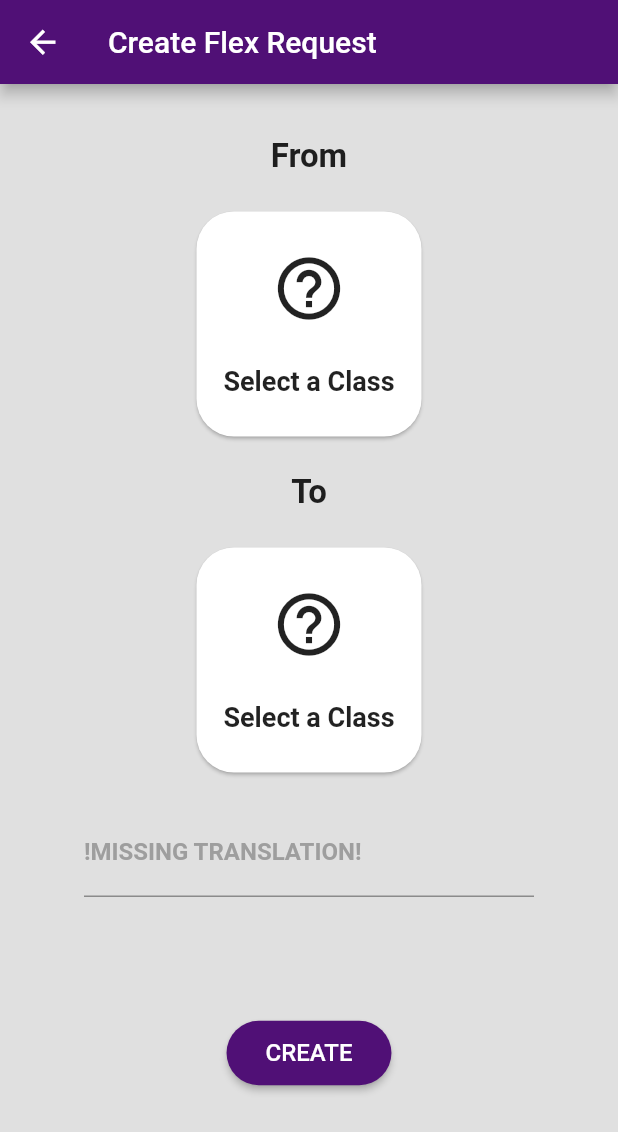
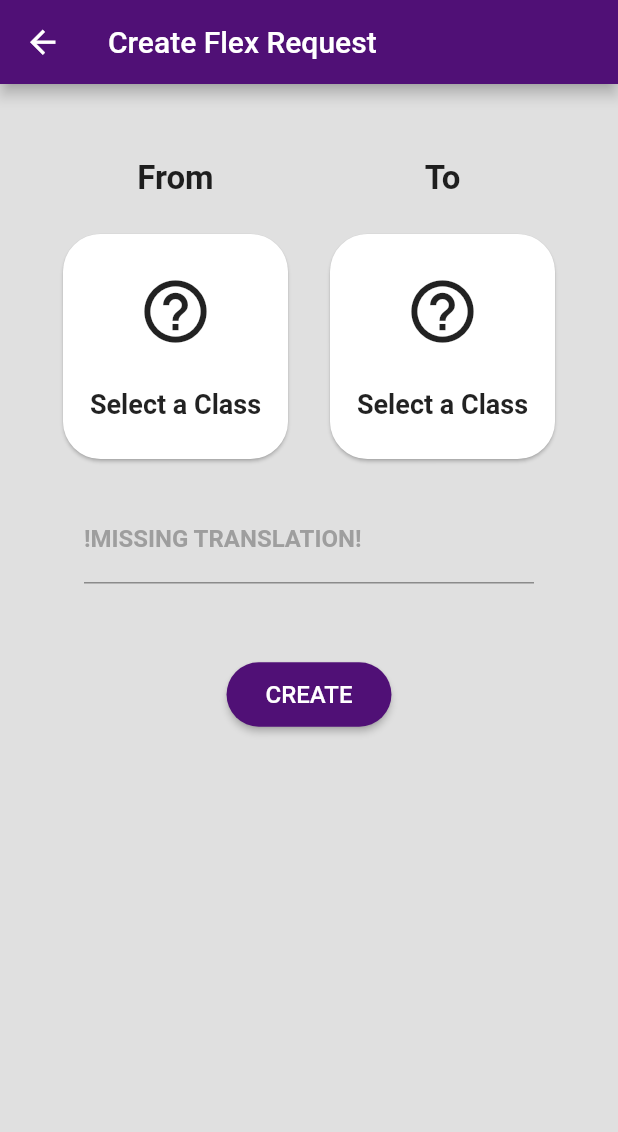
Before and after one commit to Minenash/Battlefield_FlexZone, a Flutter app: the STU_CreateRequest screen opened by its route, on a phone screen of 412 x 824 dp. Shown: the top 1132 px of the screen. Run offline on Flutter 3.47's test engine with Material 2 defaults, Android fonts, the phone set to English and light mode, and no system bars; our stand-ins replace flutter_secure_storage, flutter_svg; missing offline and left inert: mailer; accounts and stored records are empty; Roboto replaces fonts that are missing (Montserrat).

Commit message:
Fixed Create Request causeing shorter phones to error.

```diff
--- a/lib/screens/Student/CreateRequest.dart
+++ b/lib/screens/Student/CreateRequest.dart
@@ -36,8 +36,6 @@ class STU_CreateRequestState extends State<STU_CreateRequest> {
 
   @override
   Widget build(BuildContext context) {
-
-    if (MediaQuery.of(context).viewInsets.bottom > 0)
     return Scaffold(
       key: _scaffoldKey,
         resizeToAvoidBottomPadding: false,
@@ -51,10 +49,18 @@ class STU_CreateRequestState extends State<STU_CreateRequest> {
           backgroundColor: FlexColors.BF_PURPLE,
         ),
         backgroundColor: Colors.grey[300],
-          body:Column(
-            crossAxisAlignment: CrossAxisAlignment.center,
+        body: Column(
           children: <Widget>[
-              Container(padding: EdgeInsets.only(top: 80)),
+            SizedBox(height: 50),
+            Row(
+              mainAxisAlignment: MainAxisAlignment.center,
+              children: <Widget>[
+                from(),
+                SizedBox(width: 20),
+                to(),
+              ],
+            ),
+            SizedBox(height: 20),
             Container (
                 width: 300,
                 child: TextField(
@@ -69,7 +75,7 @@ class STU_CreateRequestState extends State<STU_CreateRequest> {
                           borderSide: BorderSide(color: FlexColors.BF_PURPLE))),
                 )
             ),
-              SizedBox(height: 80),
+            SizedBox(height: 50),
             RaisedButton(
                 textColor: Colors.white,
                 color: FlexColors.BF_PURPLE,
@@ -77,32 +83,36 @@ class STU_CreateRequestState extends State<STU_CreateRequest> {
                 child: Text("CREATE", style: TextStyle(
                     fontSize: 16
                 )),
-                  onPressed: () {},
+                onPressed: () => create(),
                 shape: new RoundedRectangleBorder(
                     borderRadius: new BorderRadius.circular(30.0))),
           ],
         )
     );
+  }
 
-    return Scaffold(
-      key: _scaffoldKey,
-        resizeToAvoidBottomPadding: false,
-        appBar: AppBar(
-          leading: MaterialButton(
-              child: FlexIcons.BACK_ARROW,
-              onPressed: () {
+  void create() {
+
+    if (fromClass == null)
+      showError("Pick a class to flex out of.");
+    else if (toClass == null)
+      showError("Pick a class to flex into.");
+    else if (fromClass.id == toClass.id)
+      showError("You can't flex in and out of the same class!");
+    else {
+      Database.create_request(fromClass, toClass, reasonController.text);
+
+      STU_CurrentRequestState.scaffoldKey.currentState.showSnackBar(new SnackBar(
+        content: new Text("Request Created"),
+      ));
       Navigator.of(context).pop();
-              }),
-          title: Text("Create Flex Request"),
-          backgroundColor: FlexColors.BF_PURPLE,
-        ),
-        backgroundColor: Colors.grey[300],
-        body: Column(
-          crossAxisAlignment: CrossAxisAlignment.center,
+    }
+  }
+
+  Widget from() {
+    return Column(
+      mainAxisAlignment: MainAxisAlignment.center,
       children: <Widget>[
-            Container(
-              padding: EdgeInsets.only(top: 35),
-            ),
         Text("From", style: TextStyle(
             fontWeight: FontWeight.bold,
             fontSize: 22
@@ -137,7 +147,14 @@ class STU_CreateRequestState extends State<STU_CreateRequest> {
                 builder: (c) => STU_ChooseClass(this, false)));
           },
         ),
-            SizedBox(height: 20),
+      ],
+    );
+  }
+
+  Widget to() {
+    return Column(
+      mainAxisAlignment: MainAxisAlignment.center,
+      children: <Widget>[
         Text("To", style: TextStyle(
             fontWeight: FontWeight.bold,
             fontSize: 22
@@ -154,7 +171,8 @@ class STU_CreateRequestState extends State<STU_CreateRequest> {
                 mainAxisAlignment: MainAxisAlignment.spaceEvenly,
                 crossAxisAlignment: CrossAxisAlignment.center,
                 children: <Widget>[
-                      Icon(toClass == null ? Icons.help_outline : Icons.class_,
+                  Icon(
+                      toClass == null ? Icons.help_outline : Icons.class_,
                       size: 50),
                   Text(toClass == null ? "Select a Class" : toClass
                       .class_name + "\n(P" + toClass.period.toString() + ")", style: TextStyle(
@@ -163,6 +181,7 @@ class STU_CreateRequestState extends State<STU_CreateRequest> {
                   ), textAlign: TextAlign.center)
                 ],
               ),
+
             ),
           ),
           onTap: () {
@@ -170,54 +189,11 @@ class STU_CreateRequestState extends State<STU_CreateRequest> {
                 builder: (c) => STU_ChooseClass(this, true)));
           },
         ),
-            SizedBox(height: 20),
-            Container (
-              width: 300,
-                child: TextField(
-              controller: reasonController,
-              decoration: InputDecoration(
-                  labelText: Lang.trans('reason_field'),
-                  labelStyle: TextStyle(
-                      fontFamily: 'Montserrat',
-                      fontWeight: FontWeight.bold,
-                      color: Colors.grey),
-                  focusedBorder: UnderlineInputBorder(
-                      borderSide: BorderSide(color: FlexColors.BF_PURPLE))),
-            )
-            ),
-            SizedBox(height: 80),
-            RaisedButton(
-                textColor: Colors.white,
-                color: FlexColors.BF_PURPLE,
-                padding: EdgeInsets.symmetric(vertical: 12, horizontal: 26),
-                child: Text("CREATE", style: TextStyle(
-                    fontSize: 16
-                )),
-                onPressed: () => create(),
-                shape: new RoundedRectangleBorder(
-                    borderRadius: new BorderRadius.circular(30.0))),
       ],
-        )
     );
   }
 
-  void create() {
 
-    if (fromClass == null)
-      showError("Pick a class to flex out of.");
-    else if (toClass == null)
-      showError("Pick a class to flex into.");
-    else if (fromClass.id == toClass.id)
-      showError("You can't flex in and out of the same class!");
-    else {
-      Database.create_request(fromClass, toClass, reasonController.text);
-
-      STU_CurrentRequestState.scaffoldKey.currentState.showSnackBar(new SnackBar(
-        content: new Text("Request Created"),
-      ));
-      Navigator.of(context).pop();
-    }
-  }
 
   void showError(String text) {
     _scaffoldKey.currentState.showSnackBar(new SnackBar(
```
Lines whose indentation alone changed are shown as unchanged.
